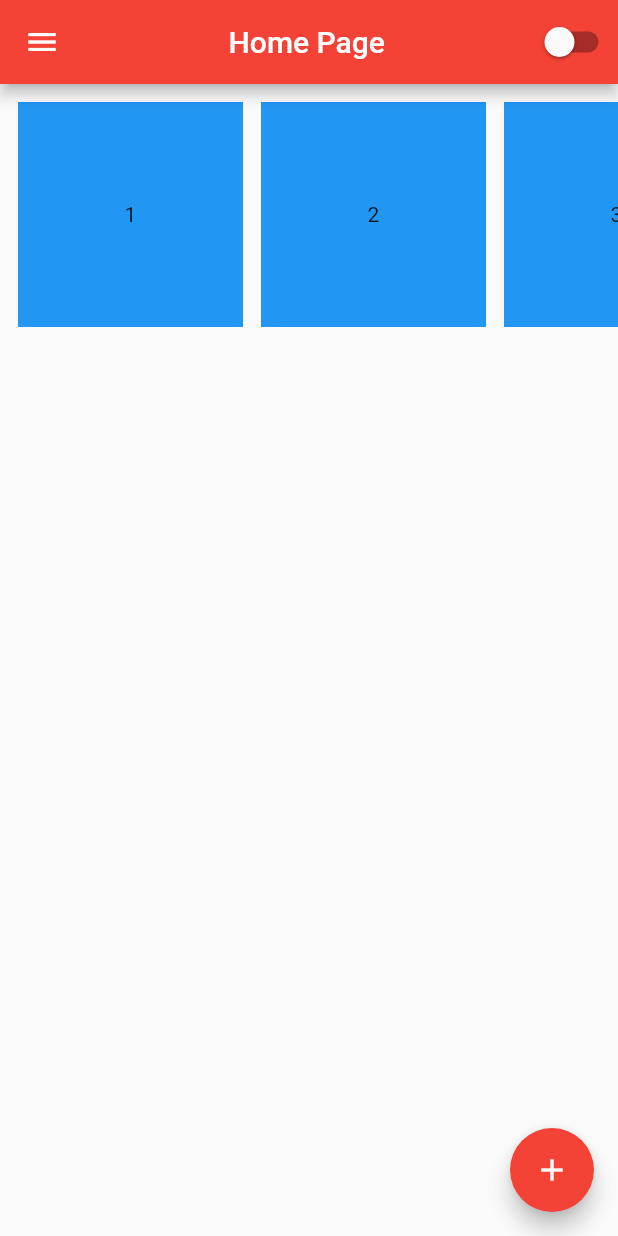
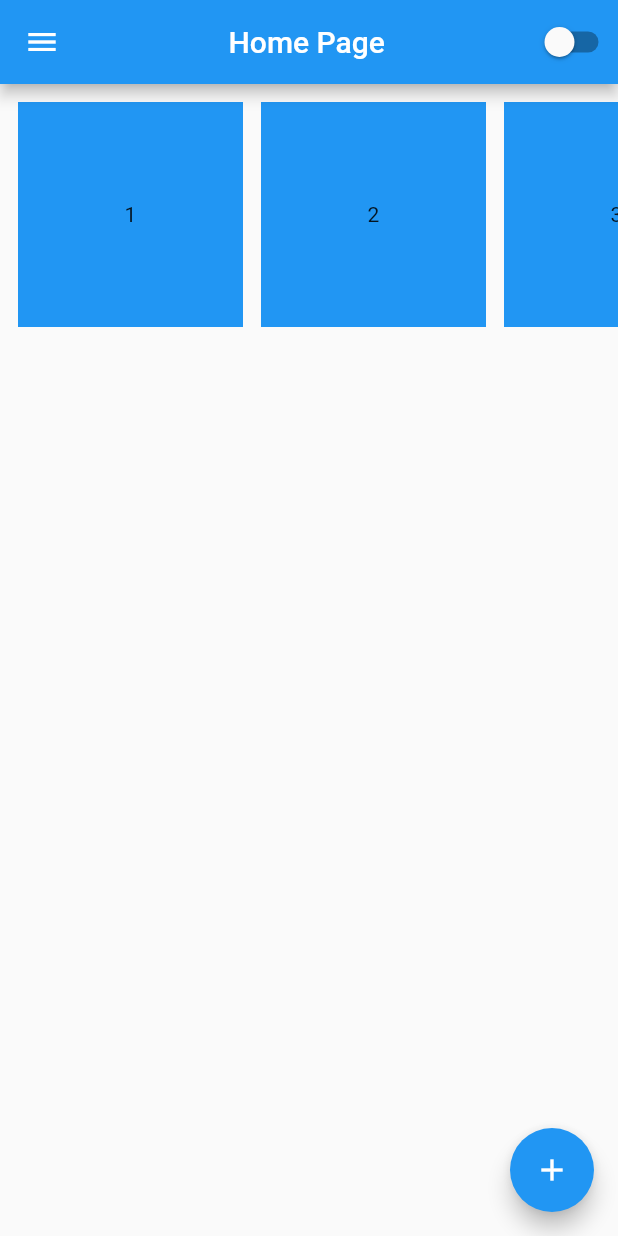
Before and after one commit to josivanphs/youtubeCurso, a Flutter app: the HomePage screen opened by its route, on a phone screen of 412 x 824 dp. Run offline on Flutter 3.47's test engine with Material 2 defaults, Android fonts, the phone set to English and light mode, and no system bars.

```diff
--- a/primeiro_projeto_flutter/lib/app_widget.dart
+++ b/primeiro_projeto_flutter/lib/app_widget.dart
@@ -15,7 +15,7 @@ class AppWidget extends StatelessWidget {
       builder: (context, child) {
         return MaterialApp(
           theme: ThemeData(
-            primarySwatch: Colors.red,
+            primarySwatch: Colors.blue,
             brightness: AppController.instance.isDartTheme
                 ? Brightness.dark
                 : Brightness.light,
--- a/primeiro_projeto_flutter/lib/home_page.dart
+++ b/primeiro_projeto_flutter/lib/home_page.dart
@@ -20,6 +20,9 @@ class HomePageState extends State<HomePage> {
           child: ListView(
         children: [
           UserAccountsDrawerHeader(
+            currentAccountPicture: ClipOval(
+                child: Image.network(
+                    'https://scontent.fpll3-1.fna.fbcdn.net/v/t39.30808-6/344248394_556469516602541_1789471754050599955_n.jpg?_nc_cat=102&ccb=1-7&_nc_sid=09cbfe&_nc_ohc=S-XZTxRHSr4AX_Hw35U&_nc_ht=scontent.fpll3-1.fna&oh=00_AfD1jLyZ6t7swtNCVGCV6dqH8ZKJ6zDWA7PpQKIBFKQzSQ&oe=64609C04')),
             accountName: Text('Josivan Marques'),
             accountEmail: Text('jhosivan@outlook.com'),
           ),
```
Also changed, not shown: primeiro_projeto_flutter/pubspec.yaml (+4 -5 lines), primeiro_projeto_flutter/analysis_options.yaml (line endings or trailing spaces), primeiro_projeto_flutter/pubspec.lock.
